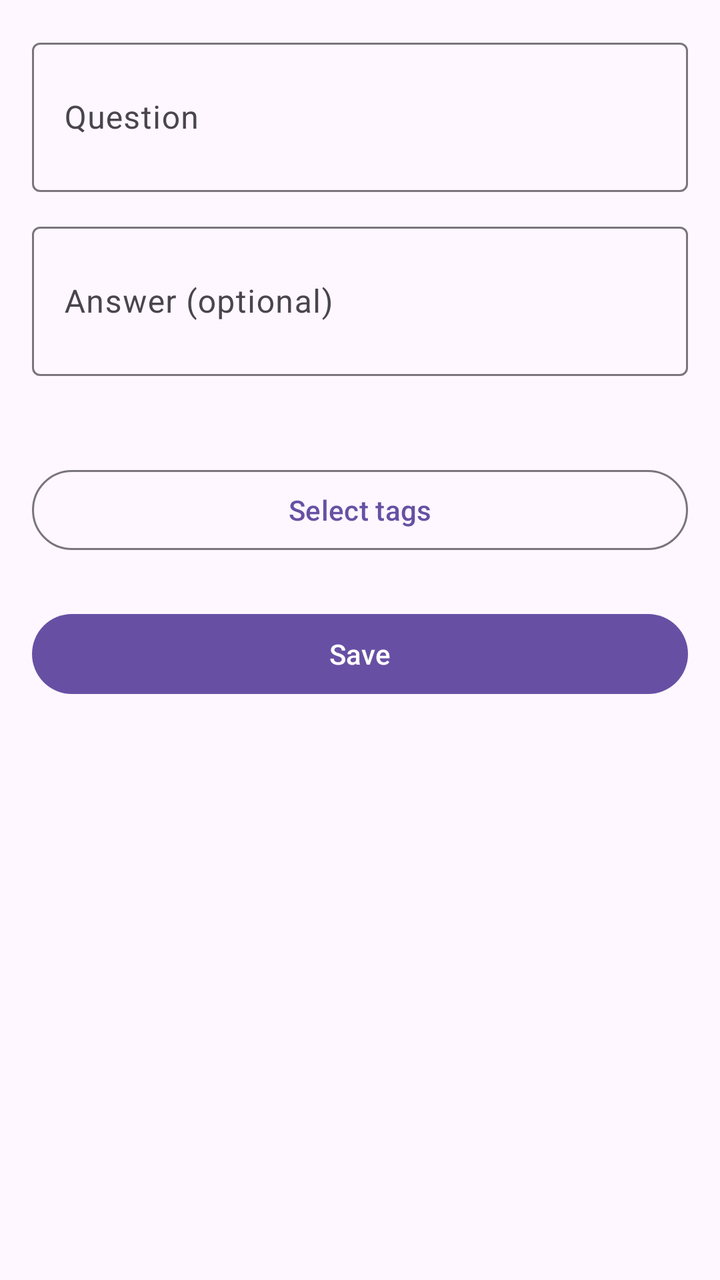
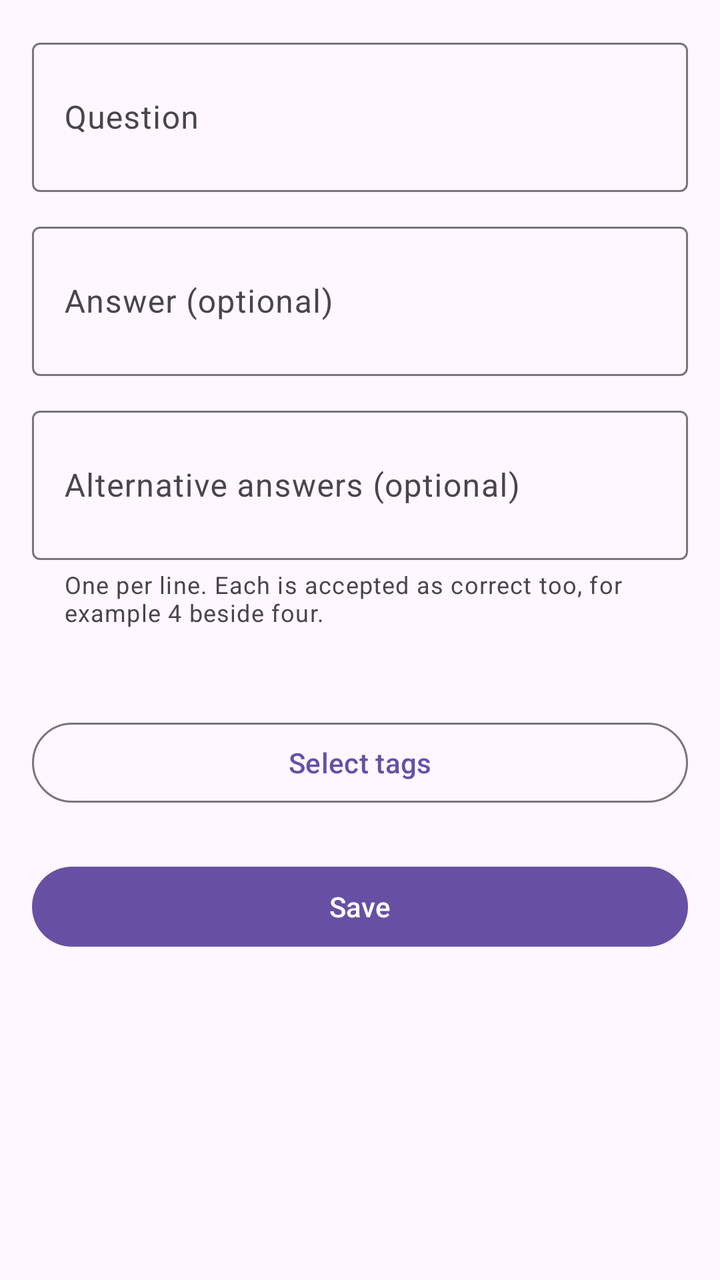

Before-and-after screenshots of an Android layout around one commit, followed by the original layout XML and the change that was made.
<!-- AndroidManifest.xml: application theme Theme.MemForce -->
<!-- res/layout/activity_question_edit.xml -->
<?xml version="1.0" encoding="utf-8"?>
<ScrollView xmlns:android="http://schemas.android.com/apk/res/android"
    android:layout_width="match_parent"
    android:layout_height="match_parent">

    <LinearLayout
        android:layout_width="match_parent"
        android:layout_height="wrap_content"
        android:orientation="vertical"
        android:padding="16dp">

        <com.google.android.material.textfield.TextInputLayout
            android:id="@+id/nameLayout"
            style="@style/Widget.Material3.TextInputLayout.OutlinedBox"
            android:layout_width="match_parent"
            android:layout_height="wrap_content"
            android:hint="@string/question_text">

            <com.google.android.material.textfield.TextInputEditText
                android:id="@+id/nameInput"
                android:layout_width="match_parent"
                android:layout_height="wrap_content"
                android:inputType="textMultiLine"
                android:minLines="2" />

        </com.google.android.material.textfield.TextInputLayout>

        <com.google.android.material.textfield.TextInputLayout
            style="@style/Widget.Material3.TextInputLayout.OutlinedBox"
            android:layout_width="match_parent"
            android:layout_height="wrap_content"
            android:layout_marginTop="12dp"
            android:hint="@string/question_answer">

            <com.google.android.material.textfield.TextInputEditText
                android:id="@+id/answerInput"
                android:layout_width="match_parent"
                android:layout_height="wrap_content"
                android:inputType="textMultiLine"
                android:minLines="2" />

        </com.google.android.material.textfield.TextInputLayout>

        <TextView
            android:id="@+id/selectedTags"
            android:layout_width="match_parent"
            android:layout_height="wrap_content"
            android:layout_marginTop="16dp"
            android:textAppearance="?attr/textAppearanceBodyMedium" />

        <com.google.android.material.button.MaterialButton
            android:id="@+id/selectTagsButton"
            style="?attr/materialButtonOutlinedStyle"
            android:layout_width="match_parent"
            android:layout_height="wrap_content"
            android:layout_marginTop="8dp"
            android:text="@string/tags_select" />

        <com.google.android.material.button.MaterialButton
            android:id="@+id/saveButton"
            android:layout_width="match_parent"
            android:layout_height="wrap_content"
            android:layout_marginTop="24dp"
            android:text="@string/action_save" />

    </LinearLayout>

</ScrollView>
<!-- resources referenced by this layout -->
<resources>
  <string name="action_save">Save</string>
  <string name="question_answer">Answer (optional)</string>
  <string name="question_text">Question</string>
  <string name="tags_select">Select tags</string>
  <style name="Theme.MemForce" parent="Theme.Material3.Light.NoActionBar" />
</resources>

<!-- the commit's change to res/layout/activity_question_edit.xml (unified diff, before → after) -->
@@ -1,5 +1,6 @@
 <?xml version="1.0" encoding="utf-8"?>
 <ScrollView xmlns:android="http://schemas.android.com/apk/res/android"
+    xmlns:app="http://schemas.android.com/apk/res-auto"
     android:layout_width="match_parent"
     android:layout_height="match_parent">
 
@@ -26,6 +27,7 @@
         </com.google.android.material.textfield.TextInputLayout>
 
         <com.google.android.material.textfield.TextInputLayout
+            android:id="@+id/answerLayout"
             style="@style/Widget.Material3.TextInputLayout.OutlinedBox"
             android:layout_width="match_parent"
             android:layout_height="wrap_content"
@@ -34,6 +36,25 @@
 
             <com.google.android.material.textfield.TextInputEditText
                 android:id="@+id/answerInput"
+                android:layout_width="match_parent"
+                android:layout_height="wrap_content"
+                android:inputType="textMultiLine"
+                android:minLines="2" />
+
+        </com.google.android.material.textfield.TextInputLayout>
+
+        <com.google.android.material.textfield.TextInputLayout
+            android:id="@+id/alternativeAnswersLayout"
+            style="@style/Widget.Material3.TextInputLayout.OutlinedBox"
+            android:layout_width="match_parent"
+            android:layout_height="wrap_content"
+            android:layout_marginTop="12dp"
+            android:hint="@string/question_alternative_answers"
+            app:helperText="@string/question_alternative_answers_help"
+            app:helperTextEnabled="true">
+
+            <com.google.android.material.textfield.TextInputEditText
+                android:id="@+id/alternativeAnswersInput"
                 android:layout_width="match_parent"
                 android:layout_height="wrap_content"
                 android:inputType="textMultiLine"
<!-- resource entries referenced after the edit -->
@@ -1,6 +1,8 @@
 <!-- resources referenced by this layout -->
 <resources>
   <string name="action_save">Save</string>
+  <string name="question_alternative_answers">Alternative answers (optional)</string>
+  <string name="question_alternative_answers_help">One per line. Each is accepted as correct too, for example 4 beside four.</string>
   <string name="question_answer">Answer (optional)</string>
   <string name="question_text">Question</string>
   <string name="tags_select">Select tags</string>
